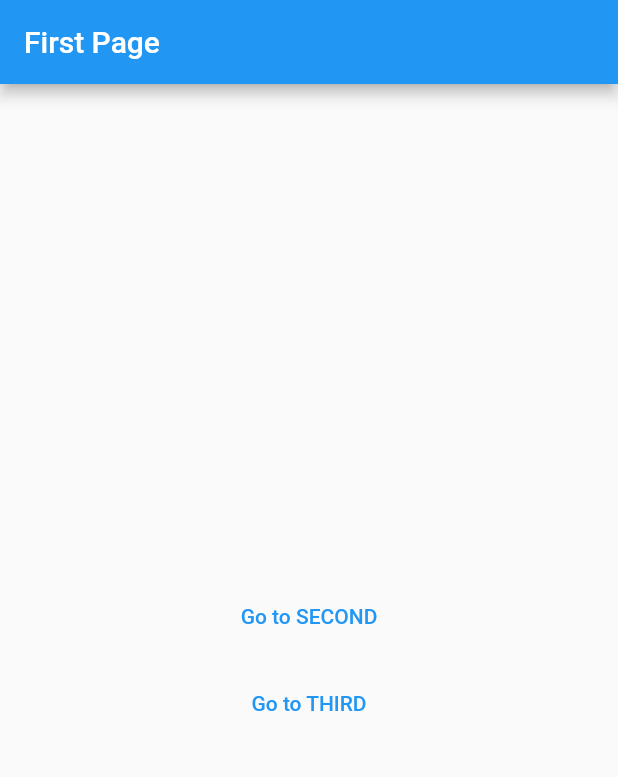
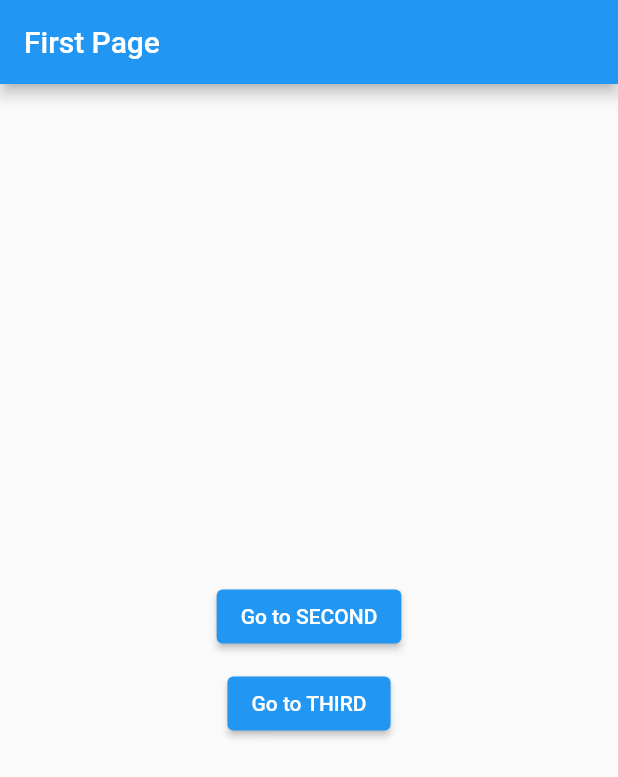
Before and after one commit to KayesAshfaQ/auto_route_demo, a Flutter app: the screen it shows after launch, on a phone screen of 412 x 824 dp. Shown: the top 777 px of the screen. Run offline on Flutter 3.47's test engine with Material 2 defaults, Android fonts, the phone set to English and light mode, and no system bars.

Commit message:
textButton replaced with elevatedButton

```diff
--- a/lib/pages/initial_page.dart
+++ b/lib/pages/initial_page.dart
@@ -13,12 +13,12 @@ class InitialPage extends StatelessWidget {
         child: Column(
           mainAxisAlignment: MainAxisAlignment.center,
           children: [
-            TextButton(
+            ElevatedButton(
               child: const Text('Go to SECOND'),
               onPressed: () => navigateToSecond(context),
             ),
             const SizedBox(height: 10),
-            TextButton(
+            ElevatedButton(
               child: const Text('Go to THIRD'),
               onPressed: () => navigateToThird(context),
             ),
```
